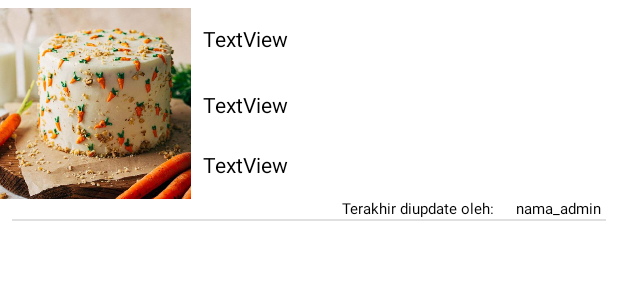
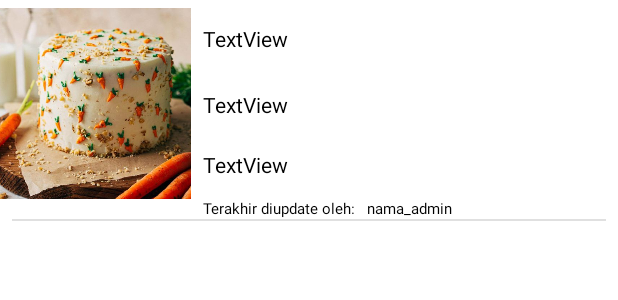
Before and after one commit to rizki0987/papb_bakery, an Android app: the layout row_menu.xml on its own in the app's theme, with its tools: preview values and no code run, on a phone screen of 412 x 824 dp. Shown: the top 300 px of the screen. Run offline under Robolectric (Android 15) with nearby library versions, the phone set to English and light mode, and no system bars; network calls fail.

Commit message:
update patch

```diff
--- a/app/src/main/java/com/example/myapplication/homeActivity.java
+++ b/app/src/main/java/com/example/myapplication/homeActivity.java
@@ -11,6 +11,7 @@ import android.util.Log;
 import android.view.View;
 import android.widget.Button;
 import android.widget.ImageView;
+import android.widget.TextView;
 import android.widget.Toast;
 
 import com.google.firebase.auth.FirebaseAuth;
@@ -29,6 +30,7 @@ public class homeActivity extends AppCompatActivity implements View.OnClickListe
     menuAdapter adapter;
     Intent intent;
     ImageView insert;
+    TextView nama;
 
     @Override
     protected void onCreate(Bundle savedInstanceState) {
@@ -36,6 +38,8 @@ public class homeActivity extends AppCompatActivity implements View.OnClickListe
         setContentView(R.layout.homepage);
         ImageView btn = findViewById(R.id.imageView16);
         btn.setOnClickListener(this);
+        nama = findViewById(R.id.textView4);
+        nama.setText(FirebaseAuth.getInstance().getCurrentUser().getDisplayName());
         rvMenu = findViewById(R.id.rvMenu);
         rvMenu.setNestedScrollingEnabled(false);
         insert = findViewById(R.id.imageView17);
--- a/app/src/main/res/layout/row_menu.xml
+++ b/app/src/main/res/layout/row_menu.xml
@@ -68,7 +68,7 @@
         android:textColor="@color/black"
         android:textSize="10dp"
         app:layout_constraintEnd_toEndOf="parent"
-        app:layout_constraintHorizontal_bias="0.553"
+        app:layout_constraintHorizontal_bias="0.0"
         app:layout_constraintStart_toEndOf="@+id/imageView"
         app:layout_constraintTop_toBottomOf="@+id/tvNama" />
 
@@ -76,15 +76,14 @@
         android:id="@+id/tvAdmin"
         android:layout_width="60dp"
         android:layout_height="wrap_content"
-        android:layout_marginStart="8dp"
         android:layout_marginTop="96dp"
         android:layout_marginEnd="8dp"
         android:text="nama_admin"
         android:textColor="@color/black"
         android:textSize="10dp"
         app:layout_constraintEnd_toEndOf="parent"
-        app:layout_constraintHorizontal_bias="1.0"
-        app:layout_constraintStart_toEndOf="@+id/imageView"
+        app:layout_constraintHorizontal_bias="0.074"
+        app:layout_constraintStart_toEndOf="@+id/tvLatest"
         app:layout_constraintTop_toBottomOf="@+id/tvNama" />
 
     <View
--- a/app/src/main/res/layout/update_desc.xml
+++ b/app/src/main/res/layout/update_desc.xml
@@ -126,6 +126,7 @@
         android:layout_height="wrap_content"
         android:layout_margin="16dp"
         android:background="@null"
+        android:hint="Masukkan deskripsi menu"
         android:text="This cake taste like a spice cake topped off with cream cheese. The caramelized brown sugar gives a sweet taste, cream cheese gives a salty and creamy profile, and spices such as cinnamon, nutmeg, cloves provide a richer taste. You’ll definitely love it!"
         android:textColor="@color/black"
         android:textSize="15dp"
```
Also changed, not shown: app/src/main/java/com/example/myapplication/menuAdapter.java (+9 -2 lines), app/src/main/java/com/example/myapplication/update_desc.java (+8 -1 lines).
